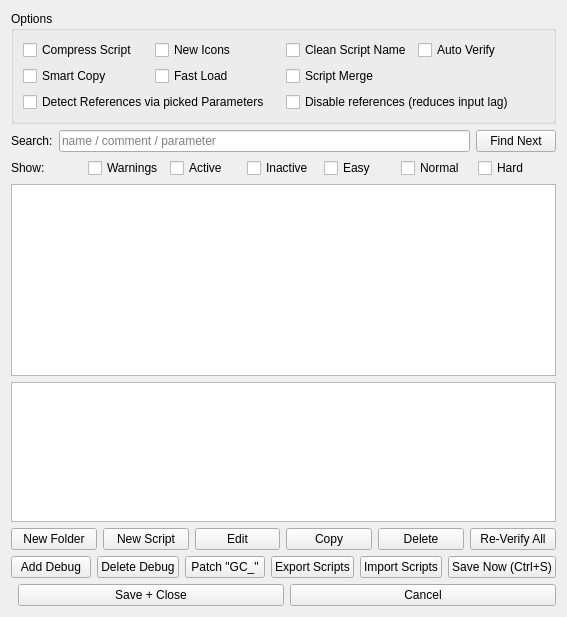
Old version of the form GeneralsMD/Code/Tools/WorldBuilder/qt/WBQtScriptWindow.ui in the repository triatomic/worldbuilderQT.
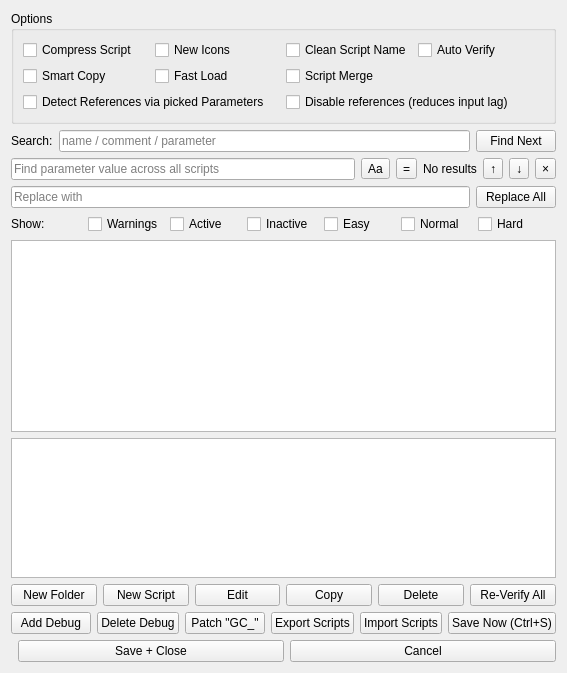
New version of the form.

Commit message: Script editor: find/replace parameter values across all scripts

```diff
--- a/GeneralsMD/Code/Tools/WorldBuilder/qt/WBQtScriptWindow.ui
+++ b/GeneralsMD/Code/Tools/WorldBuilder/qt/WBQtScriptWindow.ui
@@ -5,7 +5,7 @@
   <property name="windowTitle">
    <string>Script Editor</string>
   </property>
-  <layout class="QVBoxLayout" name="rootLayout" stretch="0,0,0,1,0,0,0">
+  <layout class="QVBoxLayout" name="rootLayout" stretch="0,0,0,0,1,0,0,0">
    <item>
     <widget class="QGroupBox" name="optBox">
      <property name="title">
@@ -130,6 +130,122 @@
      </item>
     </layout>
    </item>
+   <item>
+    <widget class="QWidget" name="replaceBar" native="true">
+     <property name="visible">
+      <bool>false</bool>
+     </property>
+     <layout class="QVBoxLayout" name="replaceBarLay">
+      <property name="leftMargin">
+       <number>0</number>
+      </property>
+      <property name="topMargin">
+       <number>0</number>
+      </property>
+      <property name="rightMargin">
+       <number>0</number>
+      </property>
+      <property name="bottomMargin">
+       <number>0</number>
+      </property>
+      <item>
+       <layout class="QHBoxLayout" name="replaceFindRow" stretch="1,0,0,0,0,0,0">
+        <item>
+         <widget class="QLineEdit" name="replaceFind">
+          <property name="placeholderText">
+           <string>Find parameter value across all scripts</string>
+          </property>
+         </widget>
+        </item>
+        <item>
+         <widget class="QToolButton" name="replaceMatchCase">
+          <property name="toolTip">
+           <string>Match case</string>
+          </property>
+          <property name="text">
+           <string>Aa</string>
+          </property>
+          <property name="checkable">
+           <bool>true</bool>
+          </property>
+         </widget>
+        </item>
+        <item>
+         <widget class="QToolButton" name="replaceWholeValue">
+          <property name="toolTip">
+           <string>Whole value only (the entire parameter must equal the text)</string>
+          </property>
+          <property name="text">
+           <string>=</string>
+          </property>
+          <property name="checkable">
+           <bool>true</bool>
+          </property>
+         </widget>
+        </item>
+        <item>
+         <widget class="QLabel" name="replaceCount">
+          <property name="text">
+           <string>No results</string>
+          </property>
+         </widget>
+        </item>
+        <item>
+         <widget class="QToolButton" name="replacePrev">
+          <property name="toolTip">
+           <string>Previous match</string>
+          </property>
+          <property name="text">
+           <string>&#8593;</string>
+          </property>
+         </widget>
+        </item>
+        <item>
+         <widget class="QToolButton" name="replaceNext">
+          <property name="toolTip">
+           <string>Next match</string>
+          </property>
+          <property name="text">
+           <string>&#8595;</string>
+          </property>
+         </widget>
+        </item>
+        <item>
+         <widget class="QToolButton" name="replaceClose">
+          <property name="toolTip">
+           <string>Close (Esc)</string>
+          </property>
+          <property name="text">
+           <string>&#215;</string>
+          </property>
+         </widget>
+        </item>
+       </layout>
+      </item>
+      <item>
+       <layout class="QHBoxLayout" name="replaceReplRow" stretch="1,0">
+        <item>
+         <widget class="QLineEdit" name="replaceWith">
+          <property name="placeholderText">
+           <string>Replace with</string>
+          </property>
+         </widget>
+        </item>
+        <item>
+         <widget class="QPushButton" name="replaceAll">
+          <property name="toolTip">
+           <string>Replace every matching parameter value across all scripts (undoable).</string>
+          </property>
+          <property name="text">
+           <string>Replace All</string>
+          </property>
+         </widget>
+        </item>
+       </layout>
+      </item>
+     </layout>
+    </widget>
+   </item>
    <item>
     <layout class="QHBoxLayout" name="filterRow">
      <item>
```
The commit also changes 6 other files.
